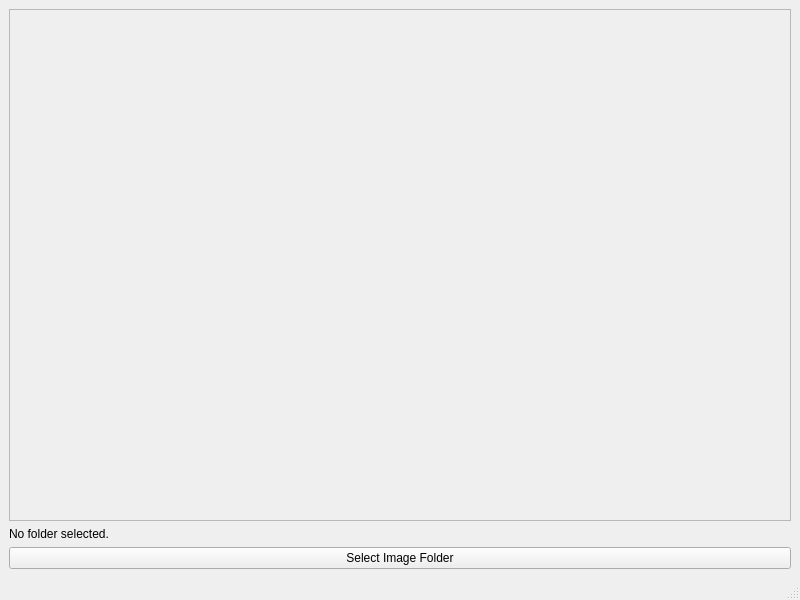
ws2356/image-search, file desktop/ui/mainwindow.ui: the form before one commit.
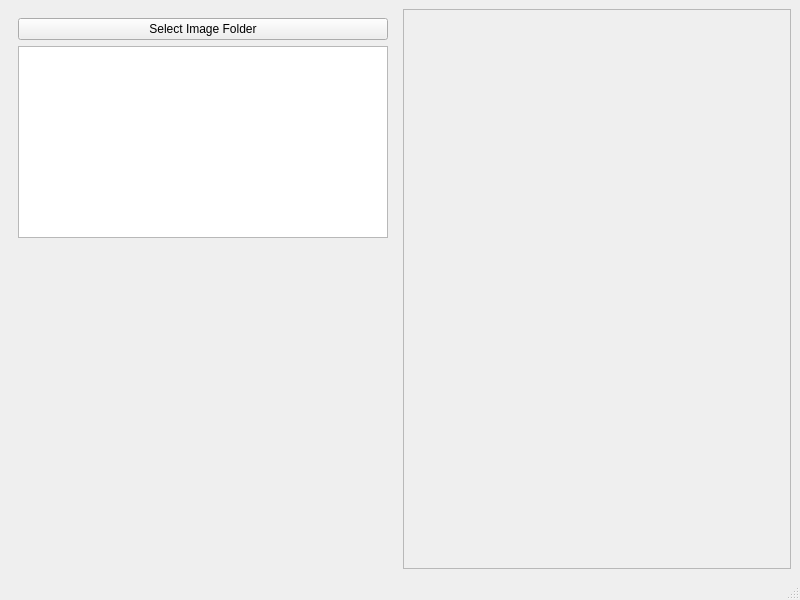
The form after the commit.

Commit message: split view: left pane folder list, right pane image grid

Patch:
```diff
--- a/desktop/ui/mainwindow.ui
+++ b/desktop/ui/mainwindow.ui
@@ -14,9 +14,37 @@
    <string>MainWindow</string>
   </property>
   <widget class="QWidget" name="centralwidget">
-   <layout class="QVBoxLayout" name="verticalLayout">
+   <layout class="QHBoxLayout" name="horizontalLayout">
+    <item alignment="Qt::AlignmentFlag::AlignTop">
+     <widget class="QWidget" name="widget" native="true">
+      <property name="minimumSize">
+       <size>
+        <width>0</width>
+        <height>0</height>
+       </size>
+      </property>
+      <property name="baseSize">
+       <size>
+        <width>0</width>
+        <height>0</height>
+       </size>
+      </property>
+      <layout class="QVBoxLayout" name="verticalLayout">
+       <item>
+        <widget class="QPushButton" name="addFolderButton">
+         <property name="text">
+          <string>Select Image Folder</string>
+         </property>
+        </widget>
+       </item>
+       <item>
+        <widget class="QListWidget" name="folderList"/>
+       </item>
+      </layout>
+     </widget>
+    </item>
     <item>
-     <widget class="QScrollArea" name="scrollArea">
+     <widget class="QScrollArea" name="imageScrollArea">
       <property name="widgetResizable">
        <bool>true</bool>
       </property>
@@ -25,27 +53,13 @@
         <rect>
          <x>0</x>
          <y>0</y>
-         <width>774</width>
-         <height>463</height>
+         <width>381</width>
+         <height>523</height>
         </rect>
        </property>
       </widget>
      </widget>
     </item>
-    <item>
-     <widget class="QLabel" name="pathLabel">
-      <property name="text">
-       <string>No folder selected.</string>
-      </property>
-     </widget>
-    </item>
-    <item>
-     <widget class="QPushButton" name="selectButton">
-      <property name="text">
-       <string>Select Image Folder</string>
-      </property>
-     </widget>
-    </item>
    </layout>
   </widget>
   <widget class="QMenuBar" name="menubar">
```
Left out of the diff: 2 changed lines with no effect on the pictures. The commit also changes 1 other file.
